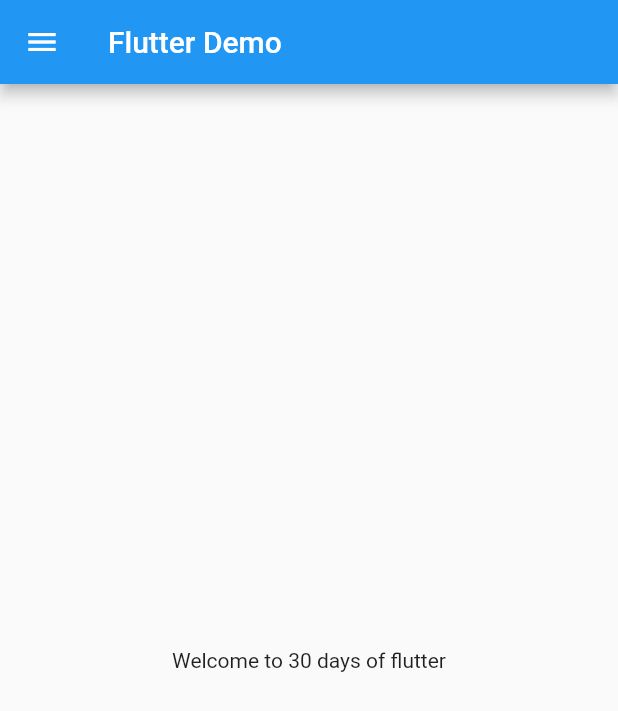
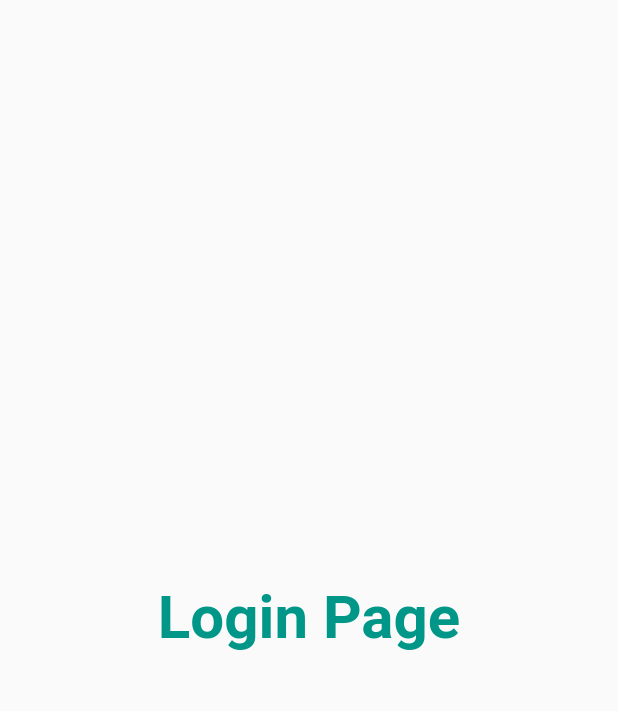
Before and after one commit to variaankitb/flutter_demo, a Flutter app: the screen it shows after launch, on a phone screen of 412 x 824 dp. Shown: the top 711 px of the screen. Run offline on Flutter 3.47's test engine with Material 2 defaults, Android fonts, the phone set to English and light mode, and no system bars.

Commit message:
- Day Three

```diff
--- a/lib/main.dart
+++ b/lib/main.dart
@@ -1,5 +1,6 @@
 import 'package:flutter/material.dart';
-import 'package:flutter_demo/home_page.dart';
+import 'package:flutter_demo/pages/home_page.dart';
+import 'package:flutter_demo/pages/login_page.dart';
 
 void main() {
   runApp(MyApp());
@@ -9,8 +10,15 @@ class MyApp extends StatelessWidget {
   // This widget is the root of your application.
   @override
   Widget build(BuildContext context) {
-    int days = 20;
-    String name = "Code";
-    return MaterialApp(home: HomePage());
+    return MaterialApp(
+      // home: HomePage(),
+      themeMode: ThemeMode.light,
+      theme: ThemeData(primarySwatch: Colors.grey),
+      darkTheme: ThemeData(brightness: Brightness.dark),
+      routes: {
+        "/": (context) => LoginPage(),
+        "/login": (context) => LoginPage()
+      },
+    );
   }
 }
--- /dev/null
+++ b/lib/pages/login_page.dart
@@ -0,0 +1,16 @@
+import 'package:flutter/material.dart';
+
+class LoginPage extends StatelessWidget {
+  @override
+  Widget build(BuildContext context) {
+    return Material(
+      child: Center(
+        child: Text(
+          "Login Page",
+          style: TextStyle(
+              fontSize: 40, color: Colors.teal, fontWeight: FontWeight.bold),
+        ),
+      ),
+    );
+  }
+}
```
Also changed, not shown: lib/pages/home_page.dart (renamed from lib/home_page.dart).
